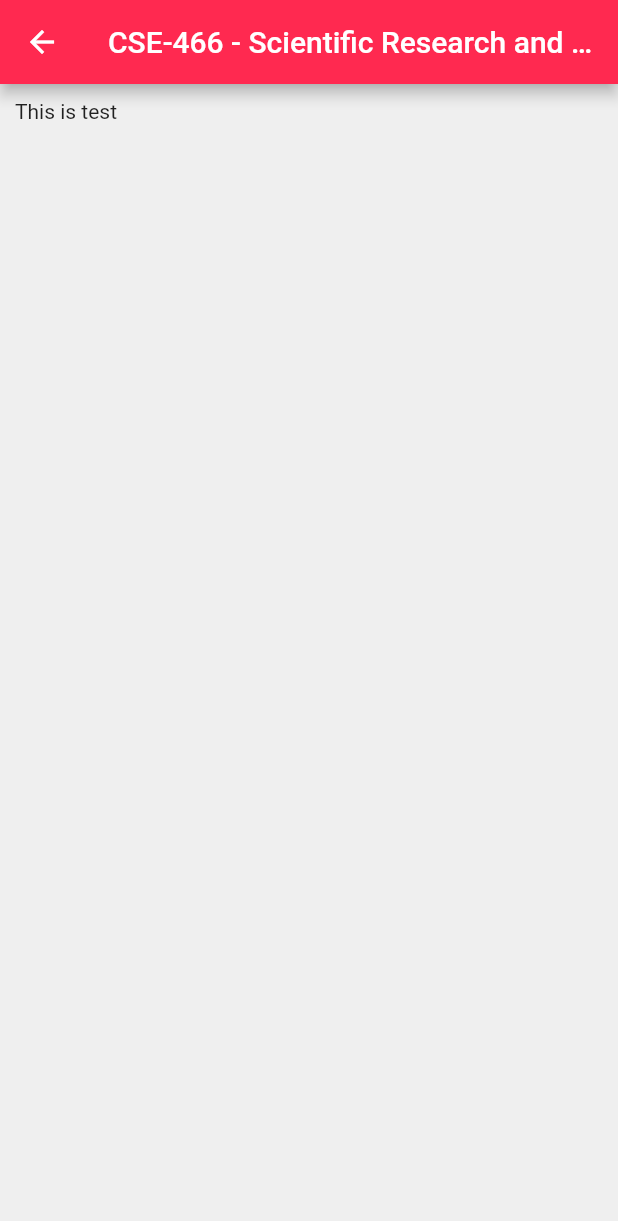
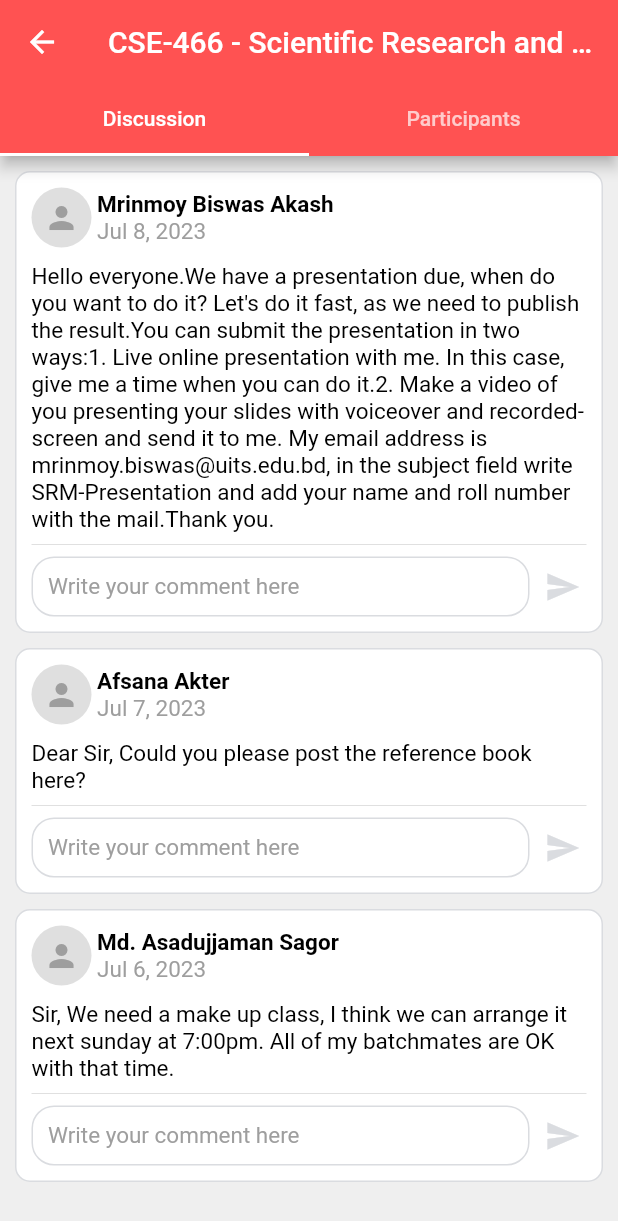
Before and after one commit to sagordev/learning-space, a Flutter app: the MyClasses widget shown alone on an empty page, opened directly, after a tap on an icon or button, on a phone screen of 412 x 824 dp. Shown: the top 1221 px of the screen. Run offline on Flutter 3.47's test engine with Material 2 defaults, Android fonts, the phone set to English and light mode, and no system bars.

Commit message:
Discussion page added

```diff
--- a/lib/views/app/dashboard/tabs/myClasses/details/details.dart
+++ b/lib/views/app/dashboard/tabs/myClasses/details/details.dart
@@ -1,8 +1,10 @@
 import 'package:flutter/material.dart';
+import 'package:learning_space/views/app/dashboard/tabs/myClasses/details/discussion.dart';
 
 class Details extends StatefulWidget{
-  const Details({super.key, required this.title});
+  const Details({super.key, required this.title, required this.color});
   final String title;
+  final Color color;
   @override
   State<StatefulWidget> createState() => _Details();
 }
@@ -10,16 +12,29 @@ class Details extends StatefulWidget{
 class _Details extends State<Details>{
   @override
   Widget build(BuildContext context) {
-    return Scaffold(
+    return DefaultTabController(length: 2,
+        child: Scaffold(
           appBar: AppBar(
             title: Text(widget.title),
+            backgroundColor: widget.color,
+            bottom: TabBar(
+              indicatorColor: Colors.white,
+              tabs: [
+                Tab(child: Text("Discussion"),),
+                Tab(child: Text("Participants"),)
+              ],
+            ),
           ),
           body: Padding(
             padding: EdgeInsets.all(10),
-        child: Container(
-          child: Text("This is test"),
+            child: TabBarView(
+              children: [
+                Discussion(),
+                Text("Tab 2")
+              ],
+            )
           ),
-      ),
+        )
     );
   }
 
--- /dev/null
+++ b/lib/views/app/dashboard/tabs/myClasses/details/discussion.dart
@@ -0,0 +1,96 @@
+import 'package:flutter/material.dart';
+
+class Discussion extends StatefulWidget{
+  const Discussion({super.key});
+  @override
+  State<StatefulWidget> createState() => _Discussion();
+}
+
+class _Discussion extends State<Discussion>{
+  @override
+  Widget build(BuildContext context) {
+    return DefaultTextStyle(
+        style: TextStyle(fontSize: 15, color: Colors.black),
+        child: ListView(
+          children: [
+            getSingleDiscussion(
+              author: "Mrinmoy Biswas Akash",
+              time: "Jul 8, 2023",
+              content: "Hello everyone.We have a presentation due, when do you want to do it? Let's do it fast, as we need to publish the result.You can submit the presentation in two ways:1. Live online presentation with me. In this case, give me a time when you can do it.2. Make a video of you presenting your slides with voiceover and recorded-screen and send it to me. My email address is mrinmoy.biswas@uits.edu.bd, in the subject field write SRM-Presentation and add your name and roll number with the mail.Thank you."
+            ),
+            getSingleDiscussion(
+                author: "Afsana Akter",
+                time: "Jul 7, 2023",
+                content: "Dear Sir, Could you please post the reference book here?"
+            ),
+            getSingleDiscussion(
+                author: "Md. Asadujjaman Sagor",
+                time: "Jul 6, 2023",
+                content: "Sir, We need a make up class, I think we can arrange it next sunday at 7:00pm. All of my batchmates are OK with that time."
+            )
+          ],
+        )
+    );
+  }
+
+
+  Widget getSingleDiscussion({
+    author,
+    time,
+    content
+  }){
+    return Container(
+        margin: EdgeInsets.only(bottom: 10),
+        padding: EdgeInsets.all(10),
+        decoration: BoxDecoration(
+            borderRadius: BorderRadius.all(Radius.circular(10)),
+            border: Border.all(width: 1, color: Color(0xFFdadce0)),
+            color: Colors.white,
+        ),
+        child: Column(
+          children: [
+            Row(
+              children: [
+                CircleAvatar(child: Icon(Icons.person, color: Colors.grey,),backgroundColor: Color(0xFFDFDFDF),),
+                Column(
+                  crossAxisAlignment: CrossAxisAlignment.start,
+                  mainAxisAlignment: MainAxisAlignment.center,
+                  children: [
+                    Text(" $author", style: TextStyle(fontWeight: FontWeight.bold),),
+                    Text(" $time", style: TextStyle(color: Colors.grey),)
+                  ],
+                ),
+              ],
+            ),
+
+            Container(
+                padding: EdgeInsets.only(top: 10),
+                child: Column(
+                  children: [
+                    Text(content),
+                    Divider(),
+                    Row(
+                      children: [
+                        Container(
+                          padding: EdgeInsets.all(10),
+                          decoration: BoxDecoration(
+                              border: Border.all(width: 1, color: Color(0xFFdadce0)),
+                              borderRadius: BorderRadius.all(Radius.circular(15))
+                          ),
+                          width: MediaQuery.of(context).size.width - 80,
+                          child: Text("Write your comment here", style: TextStyle(color: Colors.grey),),
+                        ),
+                        SizedBox(
+                          width: 10,
+                        ),
+                        Icon(Icons.send, color: Color(0xFFdadce0),)
+                      ],
+                    )
+                  ],
+                )
+            )
+          ],
+        )
+    );
+  }
+}
--- a/lib/views/app/dashboard/tabs/myClasses/my_classes.dart
+++ b/lib/views/app/dashboard/tabs/myClasses/my_classes.dart
@@ -53,6 +53,7 @@ class _MyClasses extends State<MyClasses>{
   }
 
   Widget getClassCard({courseTitle, courseCode, classDate, classTime, backgroundColor}){
+    final Color bgcolor = backgroundColor ?? Colors.deepPurple;
     final String title = '$courseCode - $courseTitle';
     return Padding(
       padding: EdgeInsets.only(bottom: 10),
@@ -64,7 +65,7 @@ class _MyClasses extends State<MyClasses>{
         ),
 
         onPressed: (){
-          Navigator.of(context).push(MaterialPageRoute(builder: (context) => Details(title: title)));
+          Navigator.of(context).push(MaterialPageRoute(builder: (context) => Details(title: title, color: bgcolor)));
         },
         child: SizedBox(
           width: MediaQuery.of(context).size.width,
```
Lines whose indentation alone changed are shown as unchanged.
